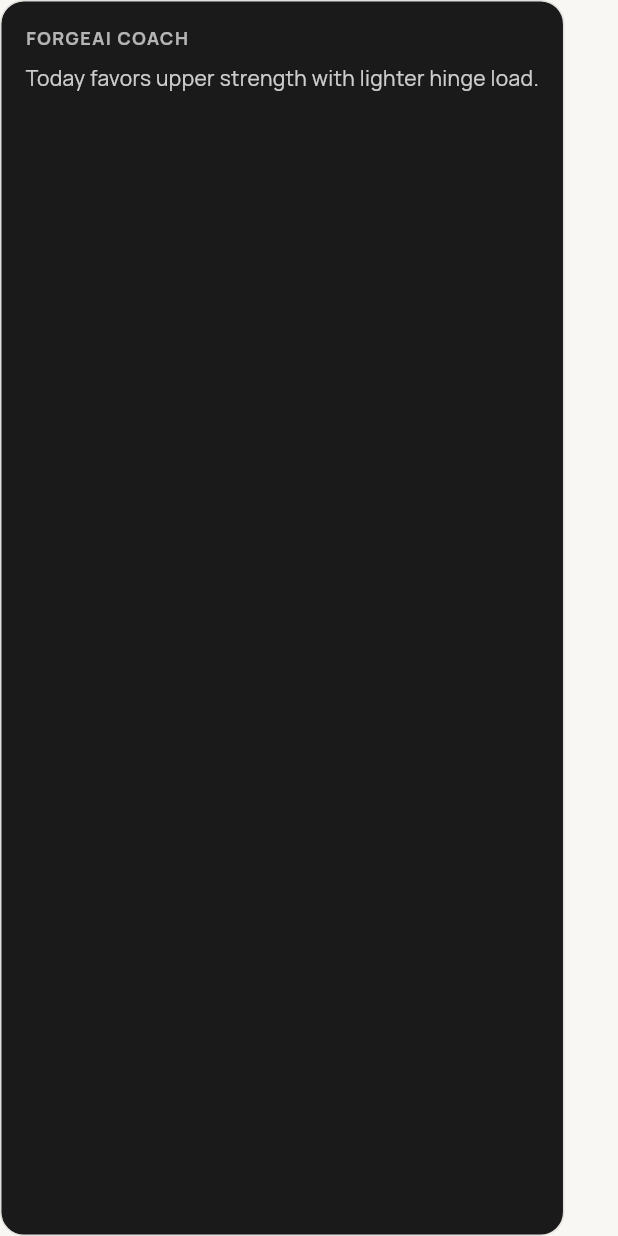
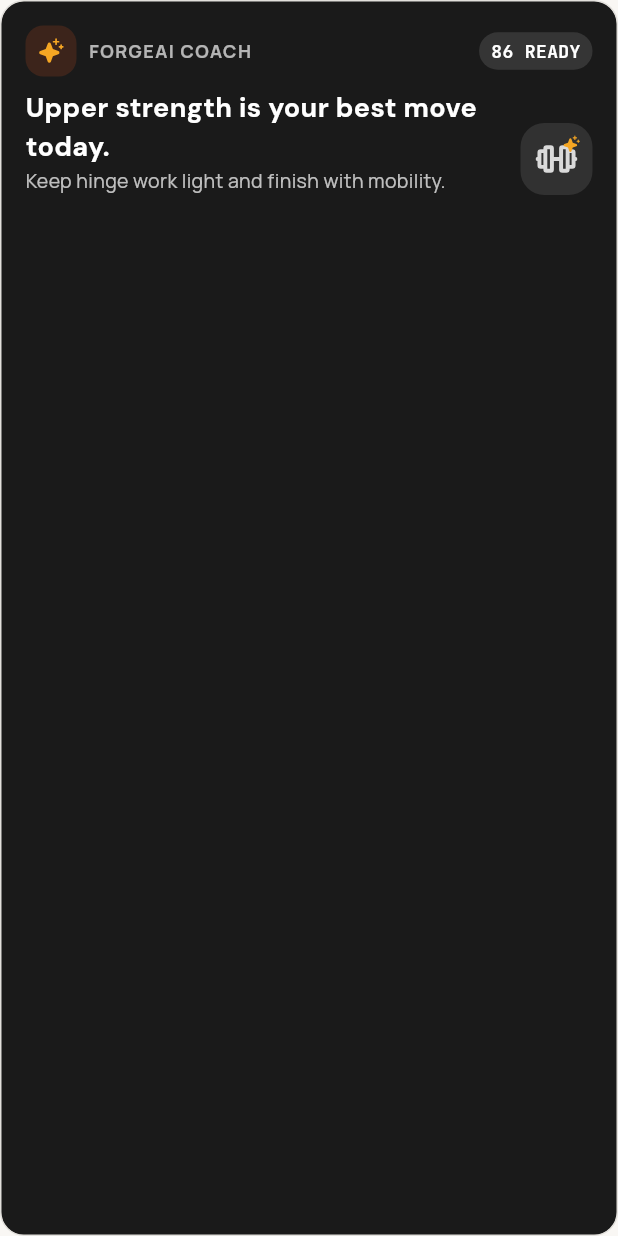
Before and after one commit to hoanle0126/ForgeAI, a Flutter app: the AccountCoachCard widget shown alone on an empty page, opened directly, on a phone screen of 412 x 824 dp. Run offline on Flutter 3.47's test engine with Material 3 defaults, Android fonts, the phone set to English and light mode, and no system bars; our stand-ins replace fl_chart, flutter_animate, flutter_riverpod, freezed_annotation, go_router, google_fonts and 4 more; missing offline and left inert: analyzer, custom_lint_builder, flutter_body_atlas; accounts and stored records are empty.

Commit message:
feat(dashboard): polish account sheet actions
Refine the account sheet metrics and coach insight visuals, and add a logout action that returns athletes to sign-in.

Co-Authored-By: Claude Opus 4.7 <noreply@anthropic.com>

```diff
--- a/forge_ai/lib/features/auth/providers/auth_provider.dart
+++ b/forge_ai/lib/features/auth/providers/auth_provider.dart
@@ -179,6 +179,10 @@ class AuthNotifier extends Notifier<AuthState> {
     return AuthSubmitResult.success;
   }
 
+  void logOut() {
+    state = const AuthState();
+  }
+
   bool _isValidEmail(String value) {
     final trimmed = value.trim();
     return trimmed.contains('@') && trimmed.indexOf('@') > 0;
--- a/forge_ai/lib/features/dashboard/widgets/home/account_coach_card.dart
+++ b/forge_ai/lib/features/dashboard/widgets/home/account_coach_card.dart
@@ -3,7 +3,9 @@ import 'package:flutter/material.dart';
 import 'package:forge_ai/core/constants/app_colors.dart';
 import 'package:forge_ai/core/constants/app_spacing.dart';
 import 'package:forge_ai/core/constants/app_typography.dart';
+import 'package:forge_ai/features/dashboard/widgets/home/account_coach_illustration.dart';
 import 'package:forge_ai/shared/widgets/app_card.dart';
+import 'package:phosphor_flutter/phosphor_flutter.dart';
 
 class AccountCoachCard extends StatelessWidget {
   const AccountCoachCard({super.key});
@@ -16,21 +18,95 @@ class AccountCoachCard extends StatelessWidget {
       child: Column(
         crossAxisAlignment: CrossAxisAlignment.start,
         children: [
-          Text(
+          Row(
+            children: [
+              const _CoachIconWell(),
+              const SizedBox(width: AppSpacing.sm),
+              Expanded(
+                child: Text(
                   'FORGEAI COACH',
                   style: AppTypography.labelUppercase.copyWith(
                     color: AppColors.cardWhite.withValues(alpha: 0.68),
                   ),
                 ),
+              ),
+              const _ReadinessPill(),
+            ],
+          ),
           const SizedBox(height: AppSpacing.sm),
+          Row(
+            crossAxisAlignment: CrossAxisAlignment.end,
+            children: [
+              Expanded(
+                child: Column(
+                  crossAxisAlignment: CrossAxisAlignment.start,
+                  children: [
                     Text(
-            'Today favors upper strength with lighter hinge load.',
-            style: AppTypography.bodyMedium.copyWith(
-              color: AppColors.cardWhite.withValues(alpha: 0.78),
+                      'Upper strength is your best move today.',
+                      style: AppTypography.h4.copyWith(
+                        color: AppColors.cardWhite,
                       ),
+                    ),
+                    Text(
+                      'Keep hinge work light and finish with mobility.',
+                      style: AppTypography.bodySmall.copyWith(
+                        color: AppColors.cardWhite.withValues(alpha: 0.72),
+                      ),
+                    ),
+                  ],
+                ),
+              ),
+              const SizedBox(width: AppSpacing.md),
+              const AccountCoachIllustration(),
+            ],
           ),
         ],
       ),
     );
   }
 }
+
+class _CoachIconWell extends StatelessWidget {
+  const _CoachIconWell();
+
+  @override
+  Widget build(BuildContext context) {
+    return Container(
+      padding: const EdgeInsets.all(AppSpacing.sm),
+      decoration: BoxDecoration(
+        color: AppColors.sportOrange.withValues(alpha: 0.16),
+        borderRadius: BorderRadius.circular(AppSpacing.radiusMd),
+      ),
+      child: Icon(
+        PhosphorIcons.sparkle(PhosphorIconsStyle.fill),
+        color: AppColors.energy,
+        size: 18,
+      ),
+    );
+  }
+}
+
+class _ReadinessPill extends StatelessWidget {
+  const _ReadinessPill();
+
+  @override
+  Widget build(BuildContext context) {
+    return Container(
+      padding: const EdgeInsets.symmetric(
+        horizontal: AppSpacing.sm,
+        vertical: AppSpacing.xs,
+      ),
+      decoration: BoxDecoration(
+        color: AppColors.cardWhite.withValues(alpha: 0.12),
+        borderRadius: BorderRadius.circular(AppSpacing.radiusFull),
+      ),
+      child: Text(
+        '86 READY',
+        style: AppTypography.statSmall.copyWith(
+          color: AppColors.cardWhite,
+          fontSize: 12,
+        ),
+      ),
+    );
+  }
+}
--- /dev/null
+++ b/forge_ai/lib/features/dashboard/widgets/home/account_coach_illustration.dart
@@ -0,0 +1,40 @@
+import 'package:flutter/material.dart';
+
+import 'package:forge_ai/core/constants/app_colors.dart';
+import 'package:forge_ai/core/constants/app_spacing.dart';
+import 'package:phosphor_flutter/phosphor_flutter.dart';
+
+class AccountCoachIllustration extends StatelessWidget {
+  const AccountCoachIllustration({super.key});
+
+  @override
+  Widget build(BuildContext context) {
+    return Container(
+      width: AppSpacing.xxxl,
+      height: AppSpacing.xxxl,
+      decoration: BoxDecoration(
+        color: AppColors.cardWhite.withValues(alpha: 0.10),
+        borderRadius: BorderRadius.circular(AppSpacing.radiusLg),
+      ),
+      child: Stack(
+        alignment: Alignment.center,
+        children: [
+          Icon(
+            PhosphorIcons.barbell(PhosphorIconsStyle.bold),
+            color: AppColors.cardWhite.withValues(alpha: 0.82),
+            size: 28,
+          ),
+          Positioned(
+            right: AppSpacing.sm,
+            top: AppSpacing.sm,
+            child: Icon(
+              PhosphorIcons.sparkle(PhosphorIconsStyle.fill),
+              color: AppColors.energy,
+              size: 12,
+            ),
+          ),
+        ],
+      ),
+    );
+  }
+}
```
Also changed, not shown: forge_ai/lib/features/dashboard/widgets/home/account_metric_tile.dart (+12 -2 lines), forge_ai/lib/features/dashboard/widgets/home/account_quick_sheet.dart (+10 -3 lines), forge_ai/lib/features/dashboard/widgets/home/account_sheet_action_list.dart (+9 -0 lines), forge_ai/lib/features/dashboard/widgets/home/dashboard_top_header_row.dart (+11 -2 lines), 3 other files. Lines whose indentation alone changed are shown as unchanged.
